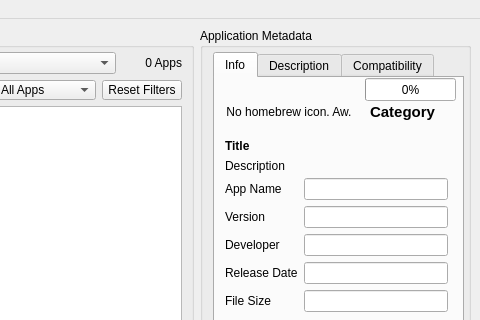
The window that gui/united.ui (dhtdht020/osc-dl) describes before a commit, drawn with Qt 5; both pictures show x 420 to 900 and y 0 to 320 of the 900 by 460 pixel window.
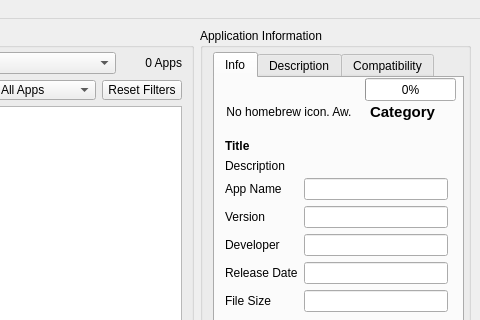
The same window after the commit.

Commit message: Renamed all UI widgets in main window, to be consistent and better reflect their current use

Patch:
```diff
--- a/gui/united.ui
+++ b/gui/united.ui
@@ -261,7 +261,7 @@
        </size>
       </property>
       <property name="title">
-       <string>Application Metadata</string>
+       <string>Application Information</string>
       </property>
       <layout class="QVBoxLayout" name="verticalLayout_3">
        <property name="spacing">
```
Left out of the diff: 138 changed lines with no effect on the pictures. The commit also changes 2 other files.
